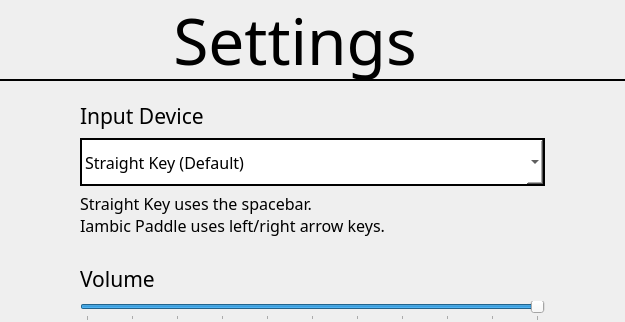
Before: the Qt Designer form MorseCodeLearner/settingswindow.ui in UofU-CS3505/cs3505-assignment9-the_tigers, drawn with Qt 5; both pictures show x 345 to 970 and y 0 to 322 of the 1280 by 720 pixel window.
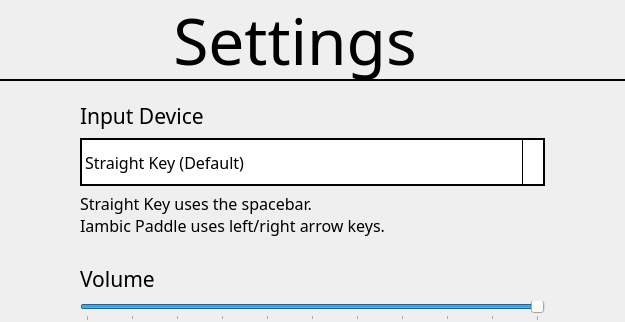
After: the same form once the commit is applied. Icons and pictures are not drawn.

Commit message: Update dropdown UI styling

```diff
--- a/MorseCodeLearner/settingswindow.ui
+++ b/MorseCodeLearner/settingswindow.ui
@@ -141,9 +141,33 @@
        </font>
       </property>
       <property name="styleSheet">
-       <string notr="true">border: 2px solid black;
-padding-left: 0.5em;
-background-color: white;</string>
+       <string notr="true">QComboBox {
+	border: 2px solid black;
+	background-color: white;
+	padding-left: 0.5em;
+}
+
+QComboBox QAbstractItemView {
+	selection-background-color: white;
+	background-color: white;
+	border: 1px solid black;
+}
+
+QComboBox::drop-down {
+    subcontrol-origin: padding;
+    subcontrol-position: top right;
+    width: 20px;
+    border-left: 1px solid black;
+}
+
+QComboBox::down-arrow {
+	image: url(&quot;:/icons/down_arrow.png&quot;);
+	width: 12px;
+	height: 12px;
+}</string>
+      </property>
+      <property name="frame">
+       <bool>false</bool>
       </property>
       <item>
        <property name="text">
```
The commit also changes 3 other files.
